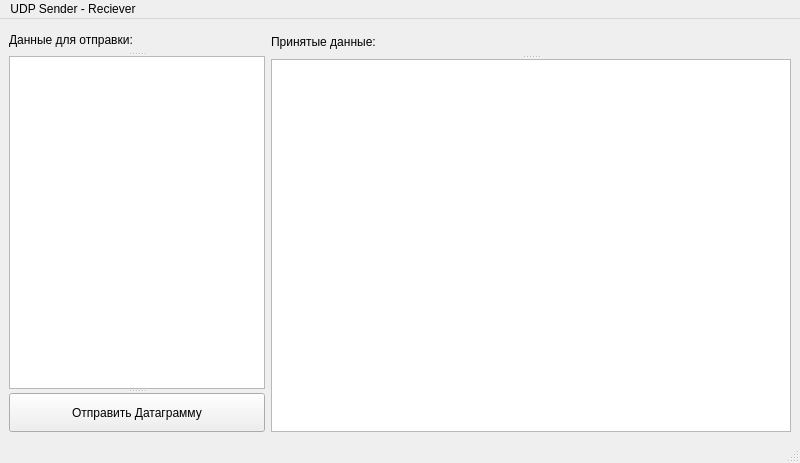
Before: the Qt Designer form Task_9/PreUDPsocket/mainwindow.ui in Grigorii-Loskutov/Qt_projects, drawn with Qt 5.
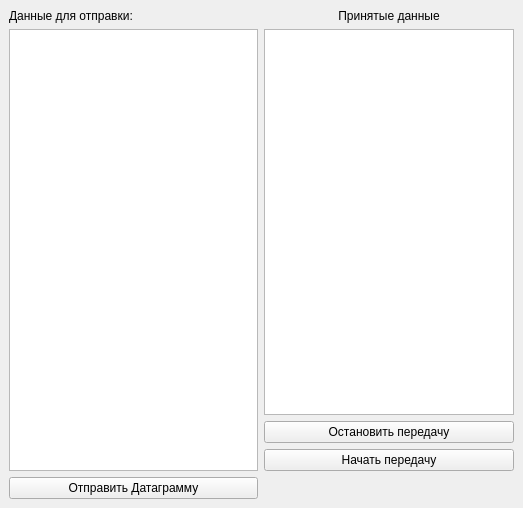
After: the same form once the commit is applied.

```diff
--- a/Task_9/PreUDPsocket/mainwindow.ui
+++ b/Task_9/PreUDPsocket/mainwindow.ui
@@ -6,70 +6,61 @@
    <rect>
     <x>0</x>
     <y>0</y>
-    <width>800</width>
-    <height>463</height>
+    <width>523</width>
+    <height>508</height>
    </rect>
   </property>
   <property name="windowTitle">
    <string>MainWindow</string>
   </property>
   <widget class="QWidget" name="centralwidget">
-   <layout class="QFormLayout" name="formLayout">
+   <layout class="QGridLayout" name="gridLayout">
     <item row="0" column="0">
-     <widget class="QSplitter" name="splitter_3">
-      <property name="orientation">
-       <enum>Qt::Vertical</enum>
+     <widget class="QLabel" name="ql_send">
+      <property name="text">
+       <string>Данные для отправки:</string>
       </property>
-      <widget class="QSplitter" name="splitter">
-       <property name="orientation">
-        <enum>Qt::Vertical</enum>
-       </property>
-       <widget class="QLabel" name="ql_send">
-        <property name="text">
-         <string>Данные для отправки:</string>
-        </property>
-       </widget>
-       <widget class="QTextEdit" name="te_send"/>
-      </widget>
-      <widget class="QPushButton" name="pb_start">
-       <property name="text">
-        <string>Отправить Датаграмму</string>
-       </property>
-      </widget>
      </widget>
     </item>
     <item row="0" column="1">
-     <widget class="QSplitter" name="splitter_2">
-      <property name="orientation">
-       <enum>Qt::Vertical</enum>
+     <widget class="QLabel" name="lb_receiveData">
+      <property name="text">
+       <string>Принятые данные</string>
       </property>
-      <widget class="QLabel" name="ql_receive">
-       <property name="text">
-        <string>Принятые данные:</string>
-       </property>
-      </widget>
-      <widget class="QTextEdit" name="te_result"/>
+      <property name="alignment">
+       <set>Qt::AlignCenter</set>
+      </property>
+     </widget>
+    </item>
+    <item row="1" column="0" rowspan="3">
+     <widget class="QTextEdit" name="te_send"/>
+    </item>
+    <item row="1" column="1">
+     <widget class="QTextEdit" name="te_result"/>
+    </item>
+    <item row="2" column="1">
+     <widget class="QPushButton" name="pb_stop">
+      <property name="text">
+       <string>Остановить передачу</string>
+      </property>
+     </widget>
+    </item>
+    <item row="3" column="1">
+     <widget class="QPushButton" name="pb_start">
+      <property name="text">
+       <string>Начать передачу</string>
+      </property>
+     </widget>
+    </item>
+    <item row="4" column="0">
+     <widget class="QPushButton" name="pb_send">
+      <property name="text">
+       <string>Отправить Датаграмму</string>
+      </property>
      </widget>
     </item>
    </layout>
   </widget>
-  <widget class="QMenuBar" name="menubar">
-   <property name="geometry">
-    <rect>
-     <x>0</x>
-     <y>0</y>
-     <width>800</width>
-     <height>19</height>
-    </rect>
-   </property>
-   <widget class="QMenu" name="menuUDP_Sender_Reciever">
-    <property name="title">
-     <string>UDP Sender - Reciever</string>
-    </property>
-   </widget>
-   <addaction name="menuUDP_Sender_Reciever"/>
-  </widget>
-  <widget class="QStatusBar" name="statusbar"/>
  </widget>
  <resources/>
  <connections/>
```
